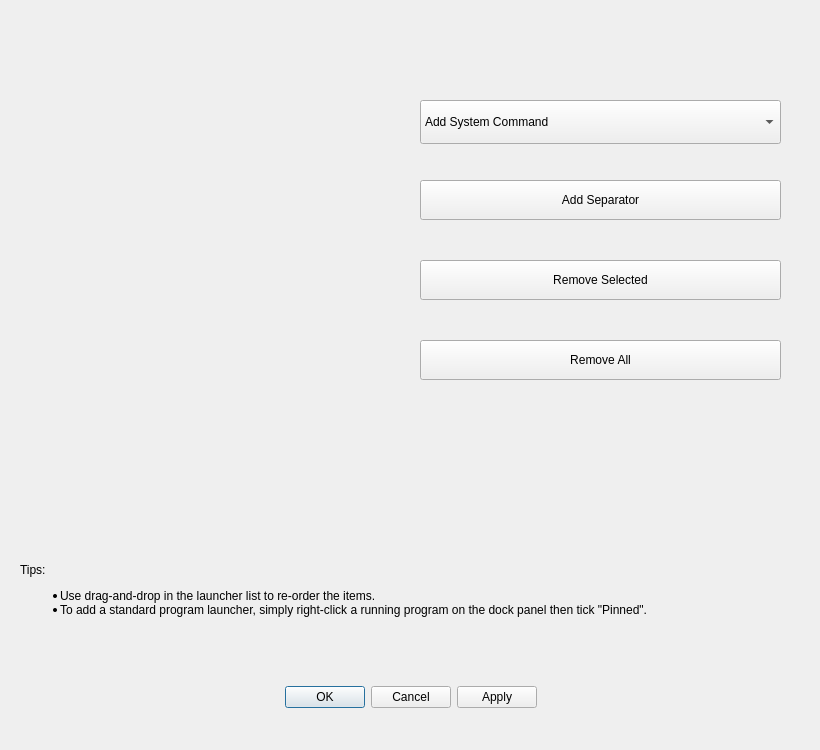
Above: src/view/edit_launchers_dialog.ui from dangvd/crystal-dock before the change. Below: the same form after it.
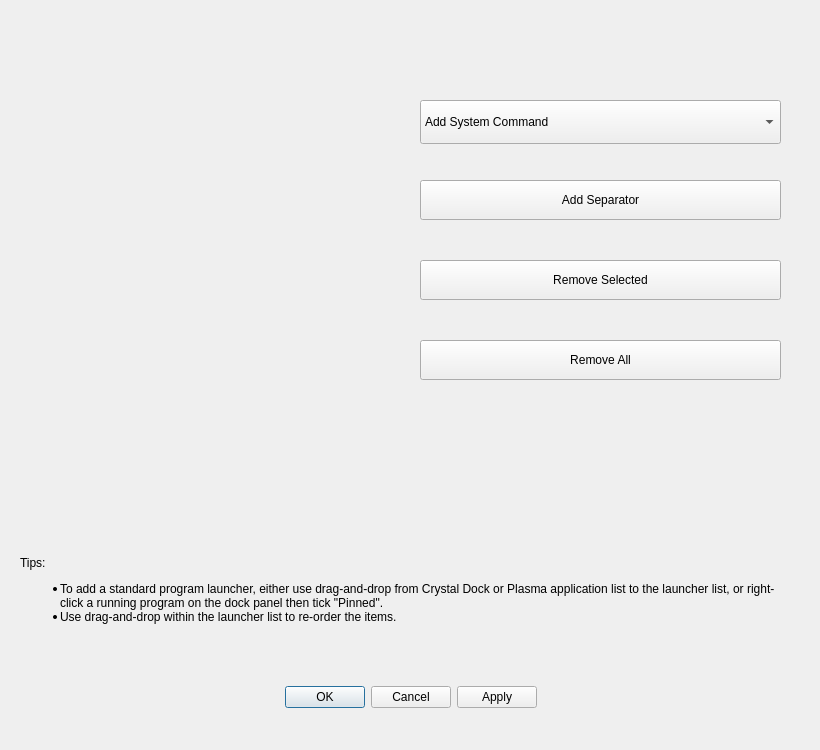
That is the form after the change. Icons and pictures are not drawn.

Commit message: Updates the Tips text in Edit Launchers dialog re. drag-and-drop #71

```diff
--- a/src/view/edit_launchers_dialog.ui
+++ b/src/view/edit_launchers_dialog.ui
@@ -42,7 +42,7 @@
     </rect>
    </property>
    <property name="text">
-    <string>&lt;html&gt;&lt;head/&gt;&lt;body&gt;&lt;p&gt;Tips: &lt;/p&gt;&lt;ul style=&quot;margin-top: 0px; margin-bottom: 0px; margin-left: 0px; margin-right: 0px; -qt-list-indent: 1;&quot;&gt;&lt;li style=&quot; margin-top:12px; margin-bottom:0px; margin-left:0px; margin-right:0px; -qt-block-indent:0; text-indent:0px;&quot;&gt;Use drag-and-drop in the launcher list to re-order the items. &lt;/li&gt;&lt;li style=&quot; margin-top:0px; margin-bottom:12px; margin-left:0px; margin-right:0px; -qt-block-indent:0; text-indent:0px;&quot;&gt;To add a standard program launcher, simply right-click a running program on the dock panel then tick &amp;quot;Pinned&amp;quot;. &lt;/li&gt;&lt;/ul&gt;&lt;/body&gt;&lt;/html&gt;</string>
+    <string>&lt;html&gt;&lt;head/&gt;&lt;body&gt;&lt;p&gt;Tips: &lt;/p&gt;&lt;ul style=&quot;margin-top: 0px; margin-bottom: 0px; margin-left: 0px; margin-right: 0px; -qt-list-indent: 1;&quot;&gt;&lt;li style=&quot; margin-top:0px; margin-bottom:0px; margin-left:0px; margin-right:0px; -qt-block-indent:0; text-indent:0px;&quot;&gt;To add a standard program launcher, either use drag-and-drop from Crystal Dock or Plasma application list to the launcher list, or right-click a running program on the dock panel then tick &amp;quot;Pinned&amp;quot;.&lt;/li&gt;&lt;li style=&quot; margin-top:0px; margin-bottom:12px; margin-left:0px; margin-right:0px; -qt-block-indent:0; text-indent:0px;&quot;&gt;Use drag-and-drop within the launcher list to re-order the items.&lt;/li&gt;&lt;/ul&gt;&lt;/body&gt;&lt;/html&gt;</string>
    </property>
    <property name="textFormat">
     <enum>Qt::TextFormat::RichText</enum>
```
